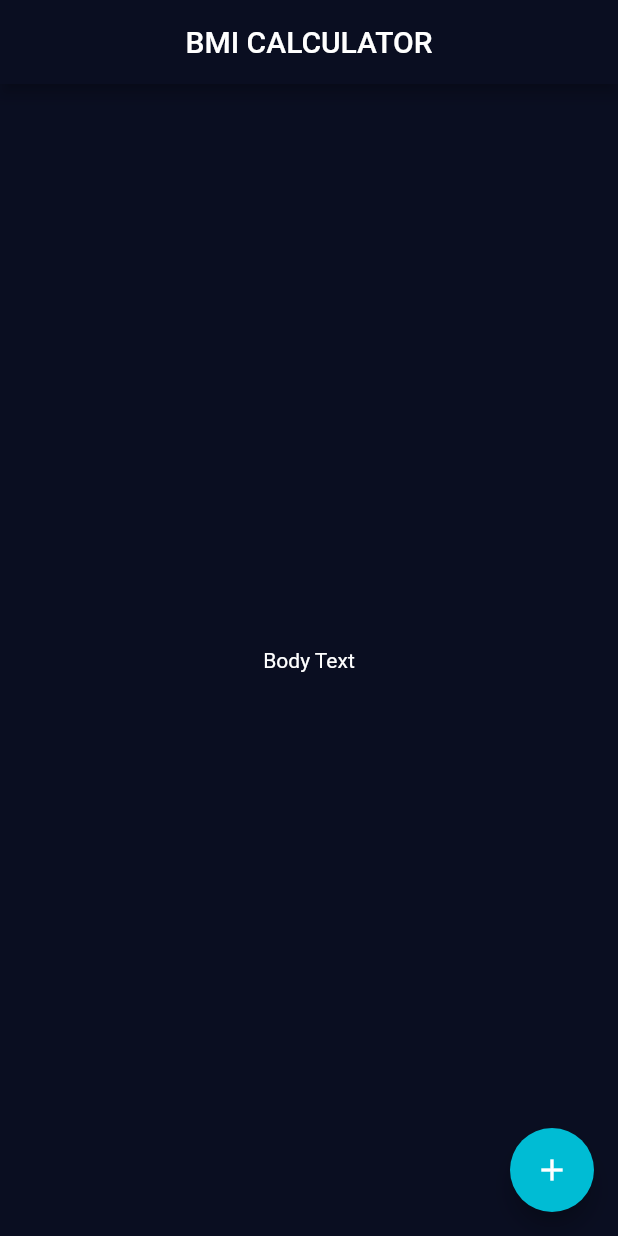
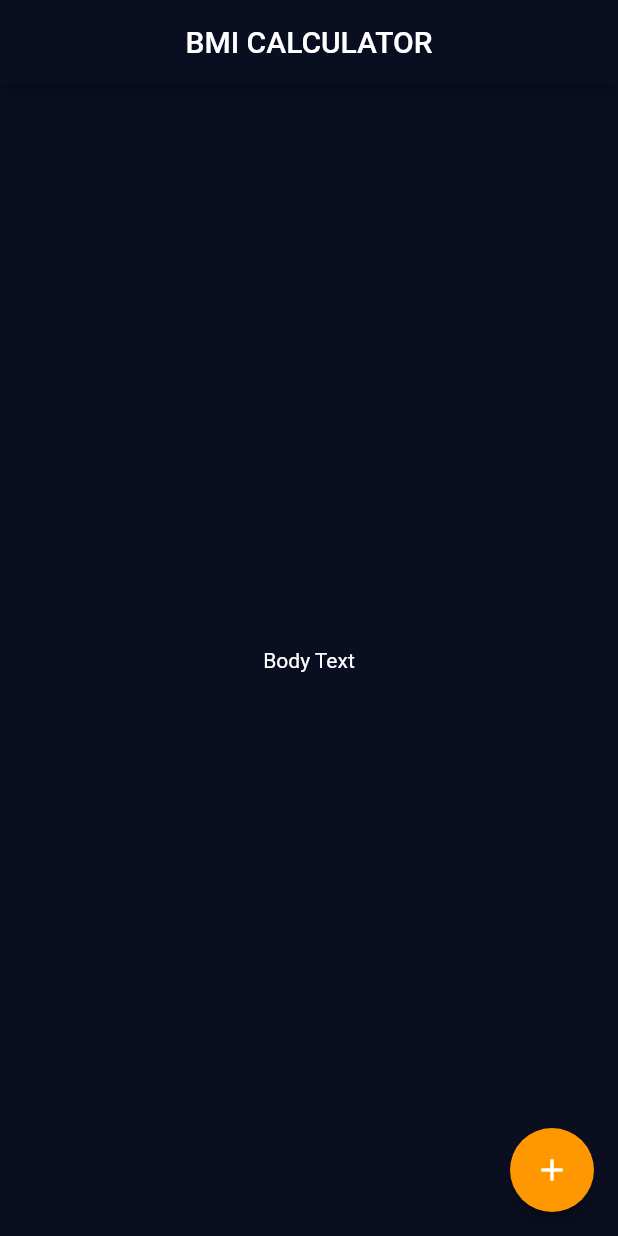
Before and after one commit to Mussa-Adolai/BMI_Calculater, a Flutter app: the screen it shows after launch, on a phone screen of 412 x 824 dp. Run offline on Flutter 3.47's test engine with Material 2 defaults, Android fonts, the phone set to English and light mode, and no system bars.

Commit message:
prepare customise 1

```diff
--- a/lib/main.dart
+++ b/lib/main.dart
@@ -1,40 +1,25 @@
-// ignore_for_file: deprecated_member_use, prefer_const_constructors, use_key_in_widget_constructors
+// ignore_for_file: prefer_const_constructors
 
 import 'package:flutter/material.dart';
 
-void main() => runApp(BMICalculator());
+void main() {
+  runApp(const MyApp());
+}
 
-class BMICalculator extends StatelessWidget {
+class MyApp extends StatelessWidget {
+  const MyApp({Key? key}) : super(key: key);
+
+  // This widget is the root of your application.
   @override
   Widget build(BuildContext context) {
     return MaterialApp(
-      debugShowCheckedModeBanner: false,
-      theme: ThemeData(
-        //  primaryColor: Color(0xff0A0E21),
-        appBarTheme: AppBarTheme(backgroundColor: Color(0xff0A0E21)),
-        // primarySwatch: Colors.red,
-        textTheme: TextTheme(
-          bodyText2: TextStyle(color: Colors.white), // for text
+      theme: ThemeData.dark().copyWith(
+        scaffoldBackgroundColor: Color(0xff0A0E21),
+        appBarTheme: AppBarTheme(
+          backgroundColor: Color(0xff0A0E21),
         ),
-        colorScheme: ColorScheme.fromSwatch()
-            .copyWith(secondary: Colors.purple), //  floatingActionButton
-        //colorScheme: ColorScheme(secondary: Colors.purple), // same above but only here
-        scaffoldBackgroundColor: Color(0xff0A0E21),
       ),
-      home: InputPage(),
-    );
-  }
-}
-
-class InputPage extends StatefulWidget {
-  @override
-  _InputPageState createState() => _InputPageState();
-}
-
-class _InputPageState extends State<InputPage> {
-  @override
-  Widget build(BuildContext context) {
-    return Scaffold(
+      home: Scaffold(
         appBar: AppBar(
           title: Text('BMI CALCULATOR'),
           centerTitle: true,
@@ -45,13 +30,14 @@ class _InputPageState extends State<InputPage> {
         floatingActionButton: Theme(
           data: ThemeData(
             colorScheme:
-              ColorScheme.fromSwatch().copyWith(secondary: Colors.cyan),
+                ColorScheme.fromSwatch().copyWith(secondary: Colors.orange),
           ),
           child: FloatingActionButton(
             onPressed: () {},
             child: Icon(Icons.add),
           ),
         ),
+      ),
     );
   }
 }
```
Lines whose indentation alone changed are shown as unchanged.
